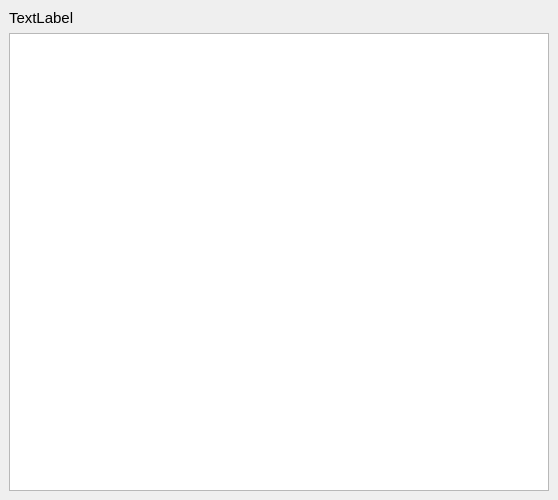
Above: QT/markschemeoutputmainwindow.ui from Daniel-CG-Wright/ExamPaperProject before the change. Below: the same form after it.
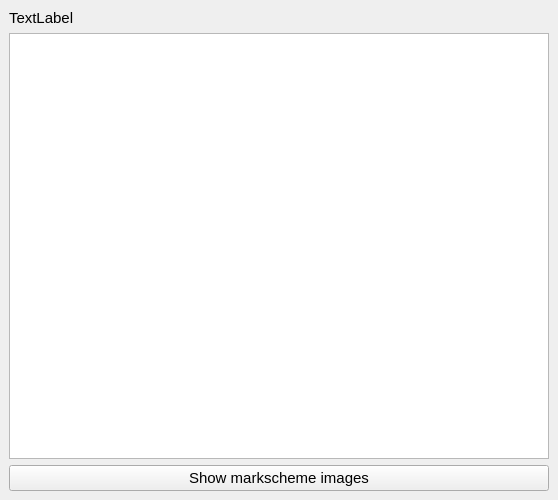
That is the form after the change.

Commit message: Image support is in place for viewing images, but saving images is broken. Please fix saving images.

The edit to the form file:
```diff
--- a/QT/markschemeoutputmainwindow.ui
+++ b/QT/markschemeoutputmainwindow.ui
@@ -43,6 +43,13 @@
       </property>
      </widget>
     </item>
+    <item>
+     <widget class="QPushButton" name="pbShowImages">
+      <property name="text">
+       <string>Show markscheme images</string>
+      </property>
+     </widget>
+    </item>
    </layout>
   </widget>
  </widget>
```
The commit also changes 18 other files.
